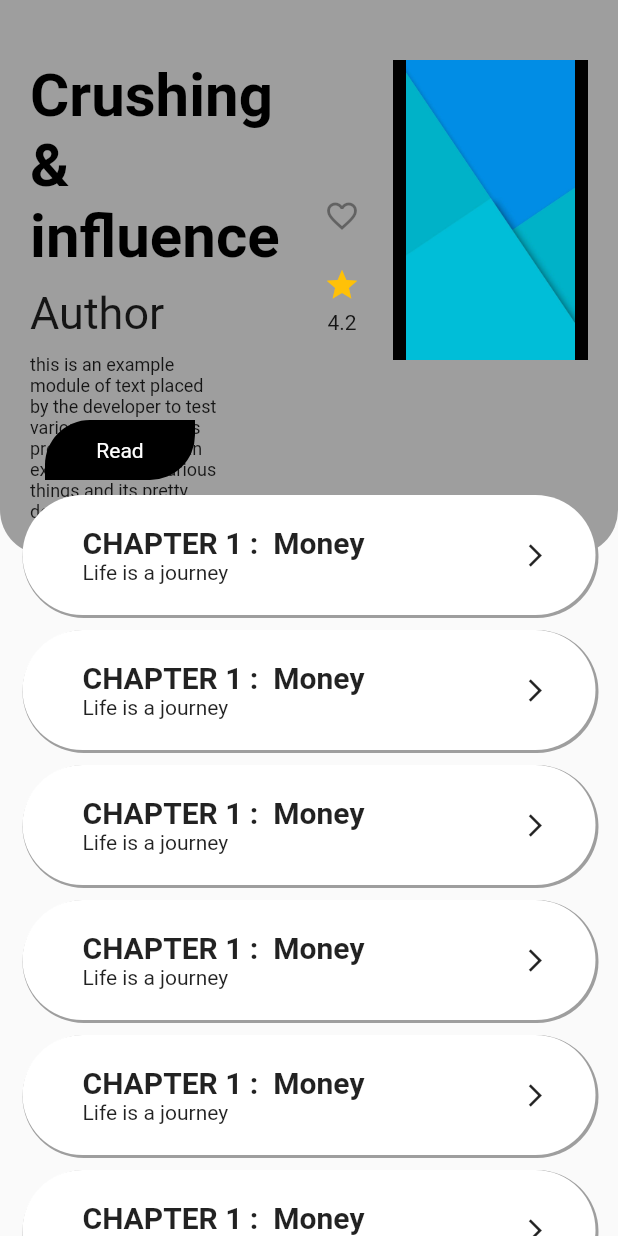
After one commit to sarthaksinghsoamvanshi/book_reading_app, a Flutter app: the DetailsPage screen opened directly, on a phone screen of 412 x 824 dp. The commit adds this screen. Run offline on Flutter 3.47's test engine with Material 2 defaults, Android fonts, the phone set to English and light mode, and no system bars.

Commit message:
Details page

```diff
--- a/lib/books.dart
+++ b/lib/books.dart
@@ -1,3 +1,4 @@
+import 'package:book_reading_app/detailspage.dart';
 import 'package:flutter/material.dart';
 
 class Books extends StatelessWidget {
@@ -64,6 +65,15 @@ class Books extends StatelessWidget {
                               ),
                             ),
                             Expanded(
+                              child: GestureDetector(
+                                onTap: () => {
+                                  Navigator.of(context).push(
+                                    MaterialPageRoute(
+                                      builder: (BuildContext context) =>
+                                          DetailsPage(),
+                                    ),
+                                  )
+                                },
                                 child: Container(
                                   decoration: BoxDecoration(
                                     color: Colors.black,
@@ -77,6 +87,7 @@ class Books extends StatelessWidget {
                                     style: TextStyle(color: Colors.white),
                                   ),
                                   alignment: Alignment.center,
+                                ),
                               ),
                             ),
                           ],
@@ -112,11 +123,14 @@ class Books extends StatelessWidget {
                           child: Column(
                         crossAxisAlignment: CrossAxisAlignment.start,
                         children: [
-                            Text(books[index]["bookname"],style: TextStyle(fontWeight: FontWeight.bold,fontSize:20),),
+                          Text(
+                            books[index]["bookname"],
+                            style: TextStyle(
+                                fontWeight: FontWeight.bold, fontSize: 20),
+                          ),
                           Text(books[index]["author"])
                         ],
-                        )
-                      ),
+                      )),
                       left: 20,
                       top: 135,
                     )
--- /dev/null
+++ b/lib/detailspage.dart
@@ -0,0 +1,222 @@
+import 'package:flutter/material.dart';
+
+class DetailsPage extends StatelessWidget {
+  @override
+  Widget build(BuildContext context) {
+    return Scaffold(
+      body: ListView(
+        children: [
+          Stack(
+            children: [
+              Container(
+                padding: EdgeInsets.only(left: 20, top: 20),
+                height: 370,
+                width: double.infinity,
+                decoration: BoxDecoration(
+                    color: Colors.grey,
+                    borderRadius: BorderRadius.only(
+                        bottomLeft: Radius.circular(30),
+                        bottomRight: Radius.circular(30))),
+                child: Stack(
+                  children: [
+                    Column(
+                      crossAxisAlignment: CrossAxisAlignment.start,
+                      children: [
+                        Wrap(
+                          children: [
+                            Container(
+                              // color: Colors.blue,
+                              padding: EdgeInsets.only(top: 20),
+                              width: 175,
+                              // color: Colors.blue,
+                              child: Text(
+                                "Crushing & influence ",
+                                style: TextStyle(
+                                    color: Colors.black,
+                                    fontWeight: FontWeight.bold,
+                                    fontSize: 40),
+                              ),
+                            ),
+                          ],
+                        ),
+                        Wrap(
+                          children: [
+                            Container(
+                              width: 175,
+                              padding: EdgeInsets.only(top: 10),
+                              // color: Colors.black,
+                              child: Text(
+                                "Author",
+                                style: TextStyle(
+                                  // color: Colors.black,
+                                  // fontWeight: FontWeight.bold,
+                                  fontSize: 30,
+                                ),
+                              ),
+                            )
+                          ],
+                        ),
+                        Wrap(
+                          children: [
+                            Container(
+                              width: 130,
+                              // color: Colors.black,
+                              padding: EdgeInsets.only(top: 10),
+                              // color: Colors.black,
+                              child: Text(
+                                "this is an example module of text placed by the developer to test various things and its pretty demo this is an example to test various things and its pretty demo",
+                                style: TextStyle(
+                                  // color: Colors.black,
+                                  // fontWeight: FontWeight.bold,
+                                  fontSize: 12,
+                                ),
+                              ),
+                            )
+                          ],
+                        ),
+                      ],
+                    ),
+                    Positioned(
+                      right: 20,
+                      top: 20,
+                      child: Container(
+                        height: 200,
+                        width: 130,
+                        color: Colors.black,
+                        child: Image.asset("images/cover.jpg"),
+                      ),
+                    ),
+                    Positioned(
+                      left: 10,
+                      bottom: 50,
+                      child: Container(
+                        width: 100,
+                        height: 40,
+                        decoration: BoxDecoration(
+                          color: Colors.black,
+                          borderRadius: BorderRadius.only(
+                            topLeft: Radius.circular(30),
+                            bottomRight: Radius.circular(30),
+                          ),
+                        ),
+                        child: Text(
+                          "Read",
+                          style: TextStyle(color: Colors.white),
+                        ),
+                        alignment: Alignment.center,
+                      ),
+                    ),
+                    Positioned(
+                      right: 160,
+                      top: 100,
+                      child: Column(
+                        children: [
+                          IconButton(
+                            onPressed: null,
+                            color: Colors.grey,
+                            icon: Icon(Icons.favorite_border),
+                          ),
+                          SizedBox(height: 10),
+                          Icon(
+                            Icons.star,
+                            color: Colors.amber,
+                          ),
+                          SizedBox(height: 5),
+                          Text(
+                            "4.2",
+                          )
+                        ],
+                      ),
+                    ),
+                  ],
+                ),
+              ),
+              Container(
+                margin: EdgeInsets.only(top: 330, left: 15, right: 15),
+                child: Column(
+                  children: [
+                    buildChapter(),
+                    buildChapter(),
+                    buildChapter(),
+                    buildChapter(),
+                    buildChapter(),
+                    buildChapter(),
+                    buildChapter(),
+                    buildChapter(),
+                  ],
+                ),
+              ),
+            ],
+          ),
+        ],
+      ),
+    );
+  }
+
+  Container buildChapter() {
+    return Container(
+      padding: EdgeInsets.symmetric(
+        horizontal: 10,
+      ),
+      margin: EdgeInsets.only(bottom: 10),
+      // margin: EdgeInsets.only(top, left: 15, right: 15),
+      height: 80,
+      decoration: BoxDecoration(
+        color: Colors.white,
+        boxShadow: [
+          BoxShadow(color: Colors.grey, offset: Offset(1, 1), spreadRadius: 1)
+        ],
+        borderRadius: BorderRadius.all(
+          Radius.circular(50),
+        ),
+      ),
+      child: Row(
+        children: [
+          Expanded(
+            flex: 5,
+            child: Container(
+              // color: Colors.amber,
+              padding: EdgeInsets.symmetric(horizontal: 30),
+              // color: Colors.blue,
+              alignment: Alignment.topLeft,
+              child: Column(
+                crossAxisAlignment: CrossAxisAlignment.start,
+                mainAxisAlignment: MainAxisAlignment.center,
+                children: [
+                  Container(
+                    // color: Colors.amber,
+                    child: Row(
+                      children: [
+                        Text(
+                          "CHAPTER 1 :",
+                          style: TextStyle(
+                              fontSize: 20, fontWeight: FontWeight.bold),
+                        ),
+                        SizedBox(width: 10),
+                        Text(
+                          "Money",
+                          style: TextStyle(
+                              fontSize: 20, fontWeight: FontWeight.bold),
+                        ),
+                      ],
+                    ),
+                  ),
+                  Container(
+                    child: Text("Life is a journey"),
+                  ),
+                ],
+              ),
+            ),
+          ),
+          Expanded(
+            flex: 1,
+            child: Icon(
+              Icons.arrow_forward_ios,
+              size: 18,
+            ),
+          )
+        ],
+      ),
+    );
+  }
+}
```
Lines whose indentation alone changed are shown as unchanged.
